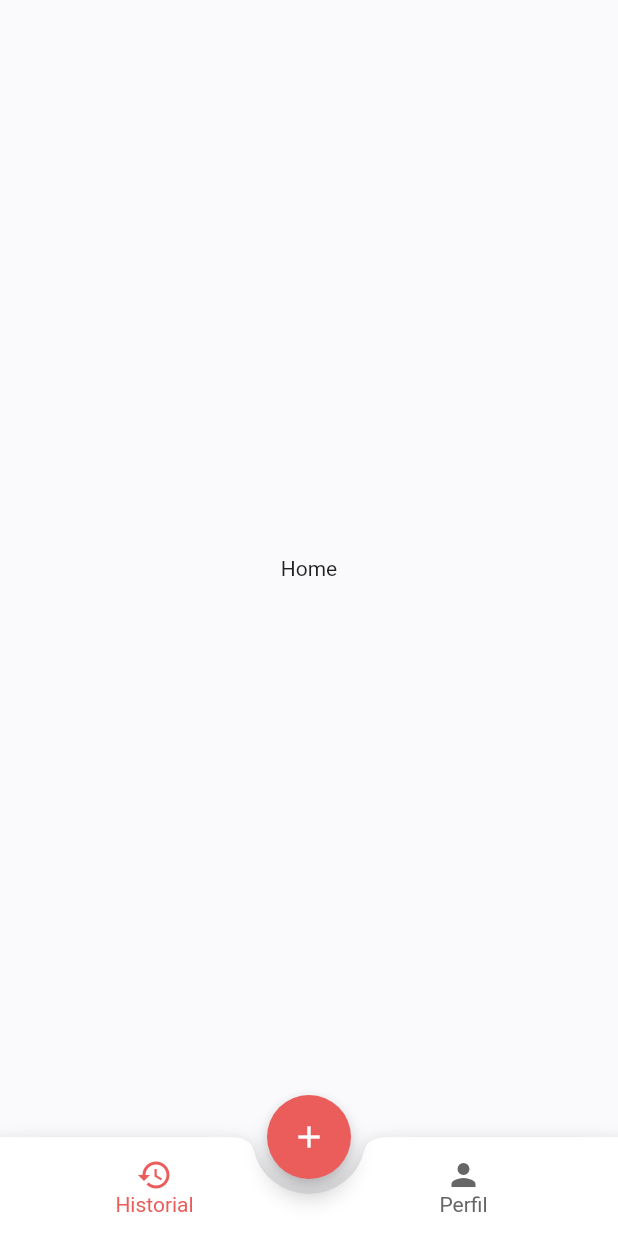
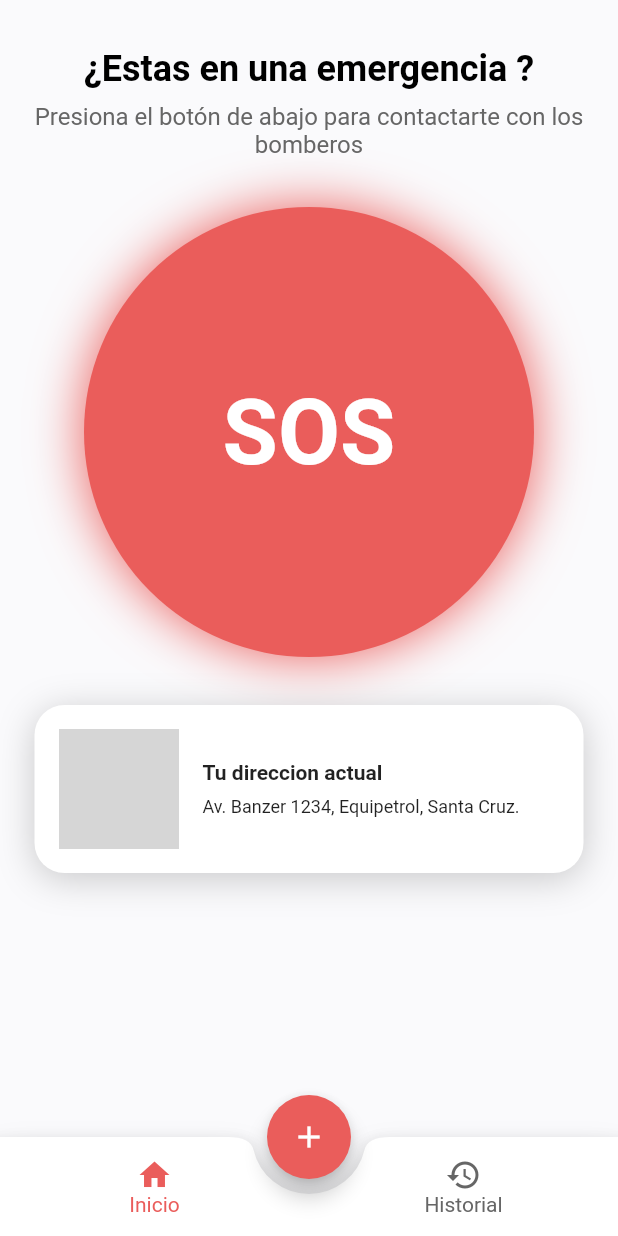
Before and after one commit to JosueLemus/bomberos_ya, a Flutter app: the screen it shows after launch, on a phone screen of 412 x 824 dp. Run offline on Flutter 3.47's test engine with Material 2 defaults, Android fonts, the light colour scheme and no system bars; our stand-ins replace animate_do, audioplayers, connectivity_plus, device_info_plus, firebase_core, firebase_database and 5 more; missing offline and left inert: flutter_background_service, flutter_background_service_android, record; accounts and stored records are empty; network calls fail; grey boxes are pictures that could not be loaded.

Commit message:
Fix pagebuilder

```diff
--- a/lib/presentation/screens/home_screen.dart
+++ b/lib/presentation/screens/home_screen.dart
@@ -1,8 +1,8 @@
 import 'package:bomberos_ya/config/helpers/local_storage_util.dart';
 import 'package:bomberos_ya/config/theme/app_colors.dart';
 import 'package:flutter/material.dart';
-
 import '../../config/navigation/application_routes.dart';
+import 'screens.dart';
 
 class HomeScreen extends StatefulWidget {
   const HomeScreen({super.key});
@@ -30,11 +30,7 @@
   @override
   Widget build(BuildContext context) {
     return Scaffold(
-      body: Container(
-        child: Center(
-          child: Text('Home'),
-        ),
-      ),
+      body: _currentIndex == 0 ? const SosScreen() : Container(),
       bottomNavigationBar: BottomAppBar(
         color: Colors.white,
         notchMargin: 10,
@@ -44,8 +40,8 @@
           child: Row(
             mainAxisAlignment: MainAxisAlignment.spaceEvenly,
             children: [
-              _buildBottomNavigationItem(Icons.history, 'Historial', 0),
-              _buildBottomNavigationItem(Icons.person, 'Perfil', 3),
+              _buildBottomNavigationItem(Icons.home, 'Inicio', 0),
+              _buildBottomNavigationItem(Icons.history, 'Historial', 1),
             ],
           ),
         ),
@@ -55,7 +51,7 @@
         backgroundColor: AppColors.primaryColor,
         child: const Icon(Icons.add),
         onPressed: () {
-          Navigator.of(context).pushNamed(Routes.reportIncident);
+          _showAlertDialogReport(context);
         },
       ),
     );
@@ -98,13 +94,12 @@
     builder: (BuildContext context) {
       return AlertDialog(
         title: const Text('Tienes un reporte en progreso'),
-        content: const Text(
-            '¿Quieres continuar con tu reporte? Al presionar cancelar se borrará el reporte.'),
+        content: const Text('¿Quieres continuar con tu reporte?.'),
         actions: [
           TextButton(
             onPressed: () => Navigator.of(context).pop(),
             child: const Text(
-              'Cancelar',
+              'Quiza despues',
               style: TextStyle(color: Colors.grey),
             ),
           ),
@@ -120,3 +115,29 @@
     },
   );
 }
+
+Future<void> _showAlertDialogReport(BuildContext mainContext) async {
+  return showDialog<void>(
+    context: mainContext,
+    builder: (BuildContext context) {
+      return AlertDialog(
+        title: const Text('Tienes un reporte en progreso'),
+        content: const Text(
+            '¿Deseas proseguir con tu reporte actual o prefieres iniciar uno nuevo?'),
+        actions: [
+          TextButton(
+            onPressed: () => Navigator.of(context).pop(),
+            child: const Text('Continuar con mi reporte anterior'),
+          ),
+          TextButton(
+            onPressed: () {
+              Navigator.pop(context);
+              Navigator.of(context).pushNamed(Routes.reportIncident);
+            },
+            child: const Text('Crear uno nuevo'),
+          ),
+        ],
+      );
+    },
+  );
+}
--- a/lib/presentation/screens/screens.dart
+++ b/lib/presentation/screens/screens.dart
@@ -1,3 +1,4 @@
 export './splash_screen.dart';
 export './home_screen.dart';
 export './wizard_report/simple_report_screen.dart';
+export './sos_screen.dart';
--- /dev/null
+++ b/lib/presentation/screens/sos_screen.dart
@@ -0,0 +1,111 @@
+import 'package:animate_do/animate_do.dart';
+import 'package:bomberos_ya/config/theme/app_colors.dart';
+import 'package:flutter/material.dart';
+
+class SosScreen extends StatelessWidget {
+  const SosScreen({super.key});
+
+  @override
+  Widget build(BuildContext context) {
+    return SafeArea(
+      child: Padding(
+        padding: const EdgeInsets.symmetric(horizontal: 23, vertical: 32),
+        child: Column(
+          children: [
+            const Text('¿Estas en una emergencia ?',
+                style: TextStyle(
+                    fontSize: 24,
+                    fontWeight: FontWeight.bold,
+                    color: AppColors.primaryText)),
+            const SizedBox(
+              height: 8,
+            ),
+            const Text(
+              'Presiona el botón de abajo para contactarte con los bomberos',
+              style: TextStyle(fontSize: 16, color: AppColors.secondaryText),
+              textAlign: TextAlign.center,
+            ),
+            Padding(
+              padding: const EdgeInsets.symmetric(vertical: 32),
+              child: FadeIn(
+                  duration: const Duration(seconds: 2),
+                  child: Container(
+                    width: 300,
+                    height: 300,
+                    decoration: BoxDecoration(
+                        color: AppColors.primaryColor,
+                        borderRadius: BorderRadius.circular(150),
+                        boxShadow: const [
+                          BoxShadow(
+                            color: AppColors.primaryColor,
+                            blurRadius: 30,
+                          )
+                        ]),
+                    child: const Center(
+                        child: Text(
+                      'SOS',
+                      style: TextStyle(
+                          fontSize: 60,
+                          fontWeight: FontWeight.bold,
+                          color: Colors.white),
+                    )),
+                  )),
+            ),
+            FadeInRight(
+              child: Container(
+                decoration: BoxDecoration(
+                    borderRadius: BorderRadius.circular(20),
+                    color: Colors.white,
+                    boxShadow: [
+                      BoxShadow(
+                          color: Colors.black.withOpacity(0.2),
+                          blurRadius: 20,
+                          offset: const Offset(0, 4))
+                    ]),
+                child: Row(
+                  children: [
+                    Padding(
+                      padding: const EdgeInsets.all(16.0),
+                      child: ClipRRect(
+                          borderRadius: BorderRadius.circular(40),
+                          child: Image.network(
+                            "https://i.pinimg.com/originals/37/8a/27/378a270e775265622393da8c0527417e.jpg",
+                            width: 80,
+                            height: 80,
+                            fit: BoxFit.cover,
+                          )),
+                    ),
+                    const Expanded(
+                      child: Padding(
+                        padding: const EdgeInsets.fromLTRB(0, 16, 16, 16),
+                        child: Column(
+                          mainAxisAlignment: MainAxisAlignment.start,
+                          crossAxisAlignment: CrossAxisAlignment.start,
+                          children: const [
+                            Text(
+                              "Tu direccion actual",
+                              style: TextStyle(fontWeight: FontWeight.bold),
+                            ),
+                            SizedBox(
+                              height: 8,
+                            ),
+                            Text(
+                              "Av. Banzer 1234, Equipetrol, Santa Cruz. ",
+                              maxLines: 2,
+                              overflow: TextOverflow.ellipsis,
+                              style: TextStyle(fontSize: 12),
+                            )
+                          ],
+                        ),
+                      ),
+                    )
+                  ],
+                ),
+              ),
+            )
+          ],
+        ),
+      ),
+    );
+  }
+}
--- a/lib/presentation/screens/wizard_report/simple_report_screen.dart
+++ b/lib/presentation/screens/wizard_report/simple_report_screen.dart
@@ -1,5 +1,4 @@
 import 'package:bomberos_ya/config/theme/app_colors.dart';
-import 'package:bomberos_ya/config/theme/text_styles.dart';
 import 'package:bomberos_ya/presentation/providers/simple_report_provider.dart';
 import 'package:bomberos_ya/presentation/screens/wizard_report/add_images_screen.dart';
 import 'package:bomberos_ya/presentation/screens/wizard_report/type_of_fire.dart';
@@ -24,6 +23,11 @@
     super.initState();
   }
 
+  @override
+  void dispose() {
+    super.dispose();
+  }
+
   void nextPage() {
     _pageController.nextPage(
       duration: const Duration(milliseconds: 500),
@@ -43,8 +47,10 @@
   Widget build(BuildContext context) {
     final provider = ref.watch(simpleReportProvider);
     if (mounted && currentPage != provider.currentPage) {
-      _pageController.jumpToPage(provider.currentPage);
-      currentPage = provider.currentPage;
+      Future.delayed(const Duration(milliseconds: 50), () {
+        _pageController.jumpToPage(provider.currentPage);
+        currentPage = provider.currentPage;
+      });
     }
     return Stack(
       children: [
@@ -57,8 +63,7 @@
               Expanded(
                 child: PageView(
                   controller: _pageController,
-                  // physics: const NeverScrollableScrollPhysics(),
-                  onPageChanged: provider.setPage,
+                  physics: const NeverScrollableScrollPhysics(),
                   children: const [
                     TypeOfFire(),
                     CommentsScreen(),
--- a/pubspec.yaml
+++ b/pubspec.yaml
@@ -51,6 +51,8 @@
   sqflite: ^2.3.0
   intl: ^0.18.1
   firebase_messaging: ^14.6.4
+  animate_do: ^3.0.2
+
 dev_dependencies:
   flutter_test:
     sdk: flutter
```
Also changed, not shown: pubspec.lock.
